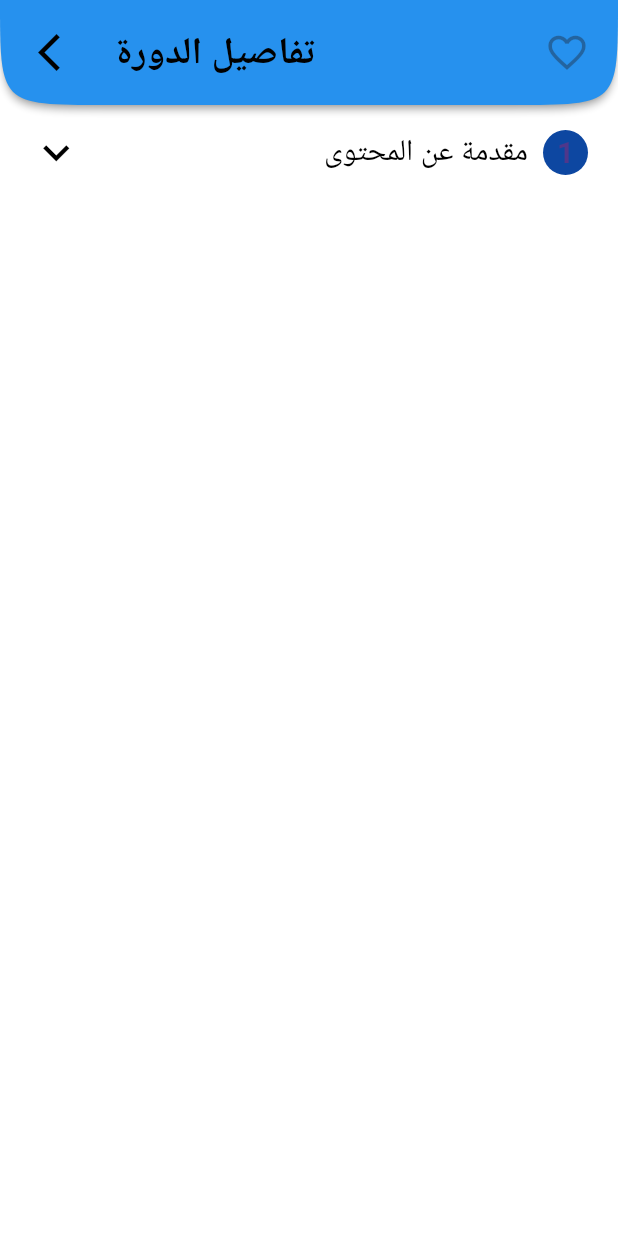
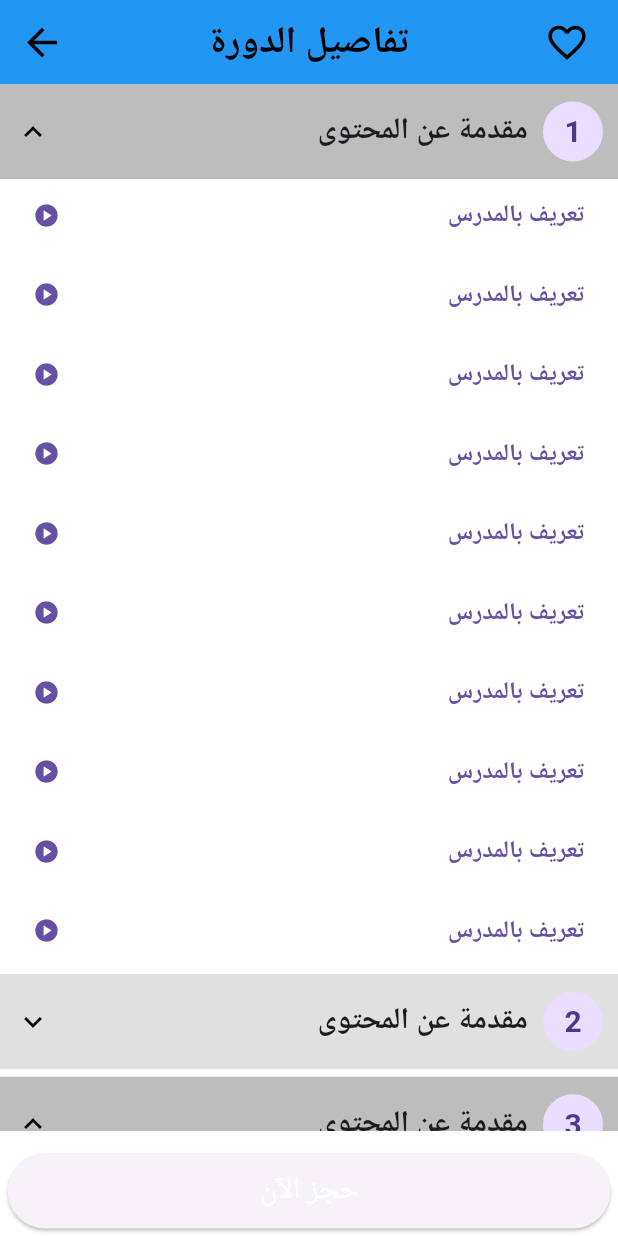
Before and after one commit to alaamorsi/graduation_project, a Flutter app: the DiscoveryDetails screen opened directly, after a tap on "مقدمة عن المحتوى", on a phone screen of 412 x 824 dp. Run offline on Flutter 3.47's test engine with Material 3 defaults, Android fonts, the phone set to English and light mode, and no system bars; our stand-ins replace bloc, conditional_builder_null_safety, dio, flutter_bloc, fluttertoast, freezed_annotation and 3 more; accounts and stored records are empty; generated files the repository leaves out were written again.

Commit message:
Discovery details

```diff
--- a/lib/layout/student/cubit/cubit.dart
+++ b/lib/layout/student/cubit/cubit.dart
@@ -25,4 +25,22 @@ class StudentCubit extends Cubit<StudentStates> {
     emit(StudentChangeBottomNavState());
 
   }
+  bool isPaid = false ;
+  List<bool> demoList = List<bool>.filled(100, false);
+  void checkViewDemoList(index)
+  {
+    demoList[index] = !demoList[index];
+    emit(CheckViewDemoListState());
+  }
+  void checkPayment()
+  {
+    isPaid = !isPaid;
+    emit(CheckPaymentState());
+  }
+  bool isFavorite = false;
+  void checkFavorite()
+  {
+    isFavorite =!isFavorite;
+    emit(CheckFavoriteState());
+  }
 }
--- a/lib/layout/student/cubit/states.dart
+++ b/lib/layout/student/cubit/states.dart
@@ -3,3 +3,6 @@ abstract class StudentStates {}
 class StudentInitialStates extends StudentStates {}
 
 class StudentChangeBottomNavState extends StudentStates {}
+class CheckViewDemoListState extends StudentStates {}
+class CheckPaymentState extends StudentStates {}
+class CheckFavoriteState extends StudentStates {}
--- a/lib/main.dart
+++ b/lib/main.dart
@@ -5,6 +5,7 @@ import 'package:graduation_project/modules/cubit/cubit.dart';
 import 'package:graduation_project/modules/cubit/states.dart';
 import 'package:graduation_project/modules/login/cubit/cubit.dart';
 import 'package:graduation_project/modules/splash.dart';
+import 'package:graduation_project/shared/bloc_observer.dart';
 import 'package:graduation_project/shared/cache_helper.dart';
 import 'package:graduation_project/shared/constant.dart';
 import 'package:graduation_project/shared/dio_helper.dart';
@@ -13,6 +14,7 @@ import 'package:graduation_project/shared/themes.dart';
 void main() async{
 
   WidgetsFlutterBinding.ensureInitialized();
+  Bloc.observer = MyBlocObserver();
   Diohelper.init();
   await CacheHelper.init();
   mode = CacheHelper.getData(key: 'appMode')??mode;
--- a/lib/modules/cubit/cubit.dart
+++ b/lib/modules/cubit/cubit.dart
@@ -52,13 +52,6 @@ class AppCubit extends Cubit<AppStates> {
     emit(AppChangModeState());
   }
 
-  bool isOpened = false;
-  void checkViewDemoList()
-  {
-    isOpened = !isOpened;
-    emit(CheckViewDemoListState(isOpened));
-  }
-
   bool isFilterOpen = false ;
   late OverlayEntry entry;
   String startValue ='Arabic';
--- a/lib/modules/cubit/states.dart
+++ b/lib/modules/cubit/states.dart
@@ -8,23 +8,18 @@ class AppChangLanguageState extends AppStates {}
 
 class AppChangeNotificationState extends AppStates {}
 
-class GetSearchDataLoading extends AppStates{}
+class GetSearchDataLoading extends AppStates {}
 
-class GetSearchDataSuccess extends AppStates{}
+class GetSearchDataSuccess extends AppStates {}
 
-class  GetSearchDataError extends AppStates{
+class GetSearchDataError extends AppStates {
   final String error;
 
   GetSearchDataError(this.error);
 }
+
 class SearchFilterOpenState extends AppStates {}
 
 class SearchFilterCloseState extends AppStates {}
 
-class MakeSearchFilter extends AppStates{}
-
-class CheckViewDemoListState extends AppStates {
-  final bool isOpened;
-
-  CheckViewDemoListState(this.isOpened);
-}
+class MakeSearchFilter extends AppStates {}
--- a/lib/modules/splash.dart
+++ b/lib/modules/splash.dart
@@ -1,5 +1,6 @@
 import 'package:flutter/material.dart';
 import 'package:graduation_project/layout/student/student_layout.dart';
+import 'package:graduation_project/modules/login/login_screen.dart';
 // import 'package:graduation_project/modules/login/login_screen.dart';
 import 'package:graduation_project/shared/components.dart';
 // import 'package:graduation_project/shared/constant.dart';
@@ -16,7 +17,7 @@ class SplashState extends State<Splash> {
   void initState() {
     Future.delayed(
         const Duration(seconds:3), (){
-          navigateAndFinish(context, const StudentLayout());
+          navigateAndFinish(context, const LoginScreen());
           // if(uId.isNotEmpty)
           // {
           //   if(uId=='Student')
--- a/lib/modules/student/discovery_details.dart
+++ b/lib/modules/student/discovery_details.dart
@@ -1,96 +1,182 @@
 import 'package:conditional_builder_null_safety/conditional_builder_null_safety.dart';
 import 'package:flutter/material.dart';
 import 'package:flutter_bloc/flutter_bloc.dart';
-import 'package:graduation_project/modules/cubit/cubit.dart';
-import 'package:graduation_project/modules/cubit/states.dart';
-import 'package:graduation_project/shared/components.dart';
+import 'package:graduation_project/layout/student/cubit/cubit.dart';
+import 'package:graduation_project/layout/student/cubit/states.dart';
 
 class DiscoveryDetails extends StatelessWidget {
-  const DiscoveryDetails({super.key});
-
 
   @override
   Widget build(BuildContext context) {
     double screenHeight = MediaQuery.of(context).size.height;
     double screenWidth = MediaQuery.of(context).size.width;
-    var cubit = AppCubit.get(context);
-    var theme = Theme.of(context);
-    return BlocConsumer<AppCubit,AppStates>(
+    var cubit = StudentCubit.get(context);
+    return BlocConsumer<StudentCubit,StudentStates>(
       listener: (context , state ){},
       builder: (context , state ){
         return Scaffold(
-            appBar: defaultAppBar(
-                context: context,
-                leadingIcon: Icons.arrow_back_ios_outlined,
-                leadingFunction: (){Navigator.pop(context);},
-                title:  const Text('تفاصيل الدورة'),
-                atEndIcon: Icons.favorite_border
+            appBar: AppBar(
+              title: Text('تفاصيل الدورة'),
+              centerTitle: true,
+              backgroundColor: Theme.of(context).appBarTheme.backgroundColor,
+              actions: [
+                IconButton(onPressed: (){
+                  cubit.checkFavorite();
+                }, icon: cubit.isFavorite? Icon( Icons.favorite,color: Colors.red,) : Icon(Icons.favorite_border)),
+                SizedBox(width: 10.0,)
+              ],
             ),
             body: Column(
               children: [
-                Container(
+                GestureDetector(
+                  onTap: (){
+                    cubit.checkViewDemoList(1);
+                  },
+                  child: Container(
                     width: screenWidth,
                     height: screenHeight/13,
-                  color: Colors.white.withOpacity(0.0),
+                    color: cubit.demoList[1]? Colors.black26 : Colors.black12,
                     child: Padding(
-                    padding: const EdgeInsetsDirectional.symmetric(horizontal: 10.0),
-                    child: GestureDetector(
-                      onTap: (){
-                        cubit.checkViewDemoList();
-                      },
-                      child: Padding(
-                        padding: const EdgeInsets.symmetric(horizontal: 10.0),
+                      padding: EdgeInsetsDirectional.symmetric(horizontal: 10.0),
                       child: Row(
                         mainAxisAlignment: MainAxisAlignment.end,
                         children: [
-                            Icon(cubit.isOpened?  Icons.keyboard_arrow_up : Icons.keyboard_arrow_down,size: 35.0,),
-                            const Spacer(),
-                            Text('مقدمة عن المحتوى',style: theme.textTheme.titleMedium,),
-                            const SizedBox(width: 10.0,),
+                          Icon(cubit.demoList[1]?  Icons.keyboard_arrow_up : Icons.keyboard_arrow_down),
+                          Spacer(),
+                          Text('مقدمة عن المحتوى',style: TextStyle(fontSize: 20.0,fontWeight: FontWeight.bold),),
+                          SizedBox(width: 10.0,),
                           CircleAvatar(
-                              backgroundColor: Theme.of(context).canvasColor,
-                              radius: 15.0,
-                              child: const Text('1',style: TextStyle(fontWeight: FontWeight.bold),),
+                            child: Text('1',style: TextStyle(fontWeight: FontWeight.bold),),
                           ),
                         ],
                       ),
                     ),
                   ),
                 ),
-                ),
                 ConditionalBuilder(
-                  condition: cubit.isOpened,
-                  builder:(context)=> Padding(
-                    padding: const EdgeInsets.symmetric(horizontal: 39.0,vertical: 11.0),
+                  condition: cubit.demoList[1],
+                  builder:(context)=> ListView.separated(
+                      shrinkWrap: true,
+                      physics: NeverScrollableScrollPhysics(),
+                      itemBuilder: (context, index)=>Padding(
+                        padding: const EdgeInsets.symmetric(horizontal: 10.0),
                         child: Column(
                           children: [
-                        Row(
+                            TextButton(
+                              onPressed: (){},
+                              child: Row(
                                 mainAxisAlignment: MainAxisAlignment.end,
                                 children: [
-                            Icon(Icons.play_circle,color: theme.canvasColor,),
-                            const Spacer(),
-                            Text('تعريف بالمدرس',style: theme.textTheme.titleSmall,)
-                          ],
-                        ),
-                        const SizedBox(height: 10.0,),
-                        Row(
-                          mainAxisAlignment: MainAxisAlignment.end,
-                          children: [
-                            Icon(Icons.play_circle,color: theme.canvasColor,),
-                            const Spacer(),
-                            Text('الدرس الاول',style: theme.textTheme.titleSmall,)
-                          ],
-                        ),
-                        const SizedBox(height: 10.0,),
+                                  Icon(Icons.play_circle),
+                                  Spacer(),
+                                  SizedBox(height: 10.0,),
+                                  Text('تعريف بالمدرس',style: TextStyle(fontSize: 16.0,fontWeight: FontWeight.bold),)
                                 ],
                               ),
                             ),
+                          ],
+                        ),
+                      ),
+                      separatorBuilder: (context, index)=>SizedBox(height: 5.0,),
+                      itemCount: 10),
                   fallback: (context)=>Container(),
                 ),
+                Container(width: double.infinity,height: 5.0,),
+                Flexible(
+                  child: ConditionalBuilder(
+                      condition: true,
+                      builder: (context)=>ListView.separated(
+                          itemBuilder: (context , index)=>buildDemoListItem(context,index),
+                          separatorBuilder: (context , index)=>Container(width: double.infinity,height: 5.0,),
+                          itemCount: 4,
+                      ),
+                      fallback: (context)=>Center(child: CircularProgressIndicator()),
+                  ),
+                ),
+                SizedBox(height: 10.0,),
+                Padding(
+                  padding: const EdgeInsets.symmetric(horizontal: 5.0,vertical: 5.0),
+                  child: Container(
+                    width: double.infinity,
+                    height: 50.0,
+                    decoration: BoxDecoration(
+                      borderRadius: BorderRadius.circular(20.0)
+                    ),
+                    child: ElevatedButton(
+                      onPressed: (){
+                        cubit.checkPayment();
+                      },
+                      child: Center(child: Text('حجز الآن',style: TextStyle(fontSize: 20.0,color: Colors.white))),
+                    ),
+                  ),
+                ),
               ],
-            )
+            ),
         );
       },
     );
   }
+  Widget buildDemoListItem(context,index)
+  {
+    double screenHeight = MediaQuery.of(context).size.height;
+    double screenWidth = MediaQuery.of(context).size.width;
+    var cubit = StudentCubit.get(context);
+    return Column(
+      children: [
+        GestureDetector(
+          onTap: (){
+            cubit.checkViewDemoList(index);
+          },
+          child: Container(
+            width: screenWidth,
+            height: screenHeight/13,
+            color: cubit.demoList[index]? Colors.black26 : Colors.black12,
+            child: Padding(
+              padding: EdgeInsetsDirectional.symmetric(horizontal: 10.0),
+              child: Row(
+                mainAxisAlignment: MainAxisAlignment.end,
+                children: [
+                  Icon(cubit.demoList[index]?  Icons.keyboard_arrow_up : Icons.keyboard_arrow_down),
+                  Spacer(),
+                  Text('مقدمة عن المحتوى',style: TextStyle(fontSize: 20.0,fontWeight: FontWeight.bold),),
+                  SizedBox(width: 10.0,),
+                  CircleAvatar(
+                    child: Text('${index+2}',style: TextStyle(fontWeight: FontWeight.bold),),
+                  ),
+                ],
+              ),
+            ),
+          ),
+        ),
+        ConditionalBuilder(
+          condition: cubit.demoList[index],
+          builder:(context)=> ListView.separated(
+            shrinkWrap: true,
+              physics: NeverScrollableScrollPhysics(),
+              itemBuilder: (context, index)=>Padding(
+                padding: const EdgeInsets.symmetric(horizontal: 10.0),
+                child: Column(
+                  children: [
+                    TextButton(
+                      onPressed: cubit.isPaid?(){} : null,
+                      child: Row(
+                        mainAxisAlignment: MainAxisAlignment.end,
+                        children: [
+                          Icon(cubit.isPaid? Icons.play_circle : Icons.lock),
+                          Spacer(),
+                          SizedBox(height: 10.0,),
+                          Text('تعريف بالمدرس',style: TextStyle(fontSize: 16.0,fontWeight: FontWeight.bold),)
+                        ],
+                      ),
+                    ),
+                  ],
+                ),
+              ),
+              separatorBuilder: (context, index)=>SizedBox(height: 5.0,),
+              itemCount: 10),
+          fallback: (context)=>Container(),
+        ),
+      ],
+    );
   }
+}
--- a/lib/modules/student/student_discovery.dart
+++ b/lib/modules/student/student_discovery.dart
@@ -30,7 +30,7 @@ class _StudentDiscoveryState extends State<StudentDiscovery> {
           children: [
             InkWell(
               onTap: (){
-                navigateTo(context, const DiscoveryDetails());
+                navigateTo(context, DiscoveryDetails());
               },
               child: Container(
                 padding: const EdgeInsetsDirectional.symmetric(horizontal: 10.0),
```
Lines whose indentation alone changed are shown as unchanged.
